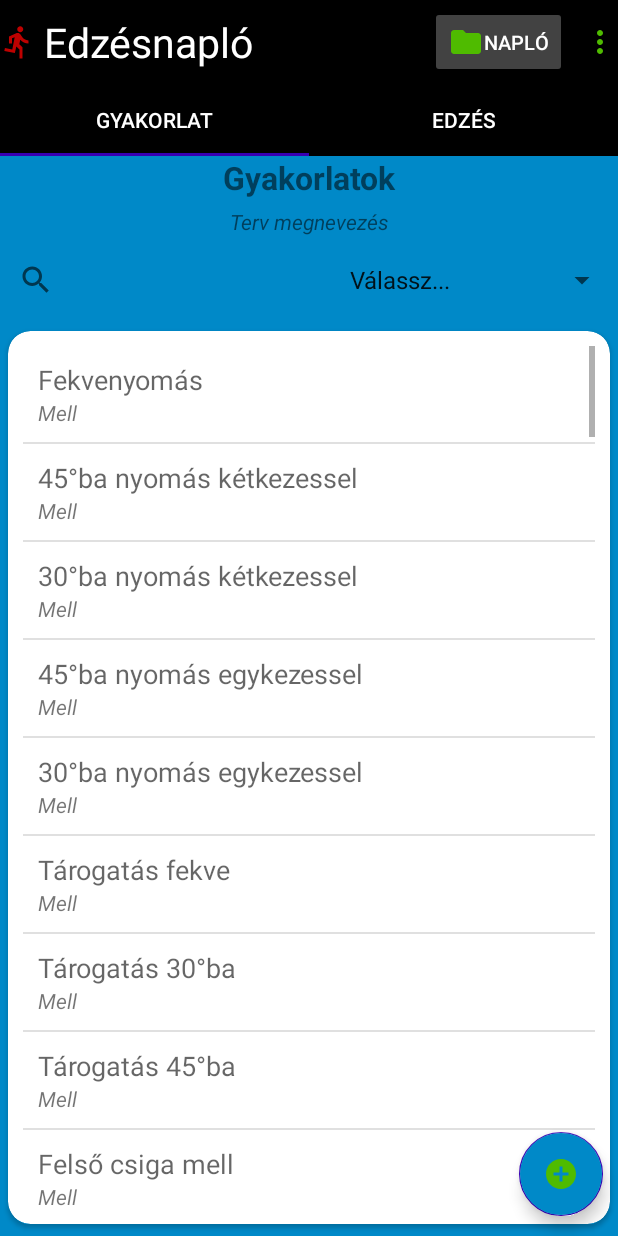
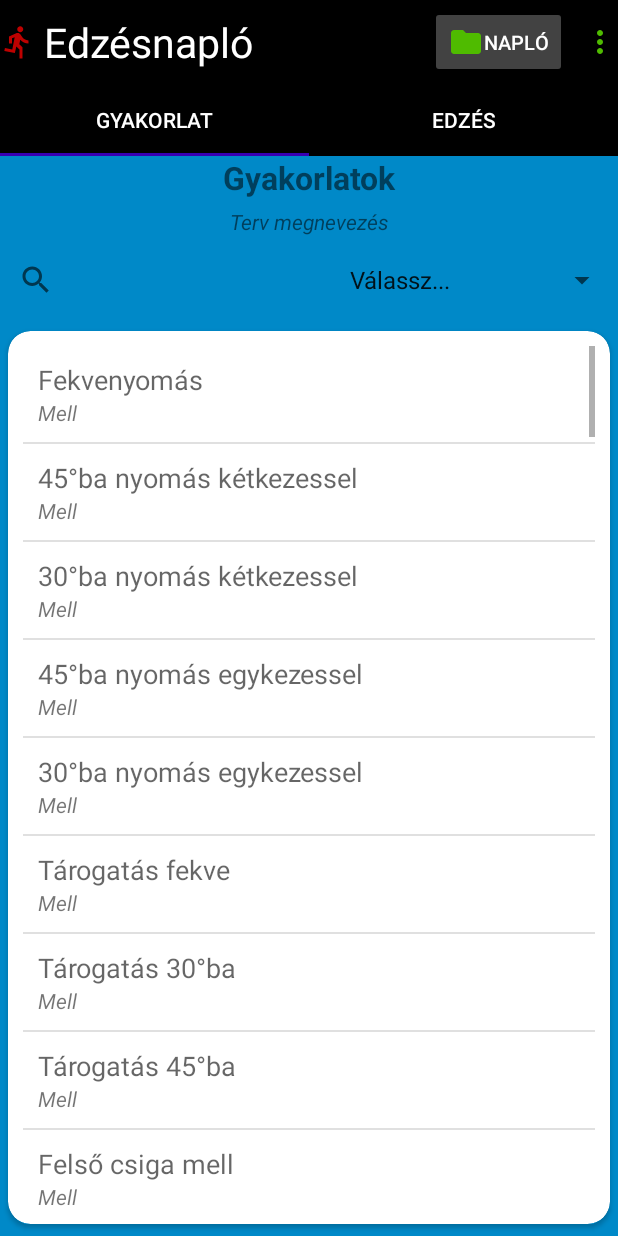
Before and after one commit to norbo112/Edzesnaplov3, an Android app: the MvvmGyakorlatValasztoFragment screen opened directly, with no data from a screen before it, on a phone screen of 412 x 824 dp. Run offline under Robolectric (Android 15) with nearby library versions, the phone set to English and light mode, and no system bars; our stand-ins replace Dagger/Hilt's generated code, Room's generated code, data binding; 1 statement that could not run was skipped.

Commit message:
néhány módosítás, bizonyos metódusok kizárólag csak a MvvmGyakorlatokActivitiben

```diff
--- a/app/src/main/res/layout/mvvm_gyakorlat_valaszto_layout.xml
+++ b/app/src/main/res/layout/mvvm_gyakorlat_valaszto_layout.xml
@@ -90,16 +90,5 @@
                 android:choiceMode="singleChoice"
                 app:layout_behavior="@string/appbar_scrolling_view_behavior" />
         </androidx.cardview.widget.CardView>
-
-        <com.google.android.material.floatingactionbutton.FloatingActionButton
-            android:id="@+id/fabone"
-            android:layout_width="wrap_content"
-            android:layout_height="wrap_content"
-            android:src="@drawable/ic_add_circle"
-            android:backgroundTint="#0089C8"
-            android:layout_marginBottom="13dp"
-            android:layout_marginEnd="10dp"
-            app:layout_constraintBottom_toBottomOf="parent"
-            app:layout_constraintEnd_toEndOf="parent" />
     </androidx.constraintlayout.widget.ConstraintLayout>
 </layout>
--- a/app/src/main/res/menu/gyak_szerkeszto_menu.xml
+++ b/app/src/main/res/menu/gyak_szerkeszto_menu.xml
@@ -12,4 +12,11 @@
         android:icon="@drawable/ic_directions_walk_black_24dp"
         android:title="Korábbi sorozatok"
         app:showAsAction="never" />
+    <item
+        android:id="@+id/gyakszerk_menu_video"
+        android:icon="@drawable/ic_ondemand_video"
+        android:iconTint="#FBC02D"
+        android:orderInCategory="103"
+        android:title="Video"
+        app:showAsAction="never" />
 </menu>
```
Also changed, not shown: app/src/main/java/aa/droid/norbo/projects/edzesnaplo3/mvvm/ui/fortabs/MvvmGyakorlatValasztoFragment.java (+0 -80 lines).
